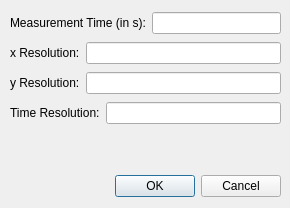
First picture: the form in src/cascade/servercfg.ui, repository mlz-ictrl/nicos, before the edit.
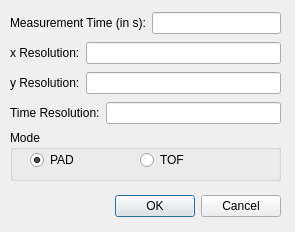
Second picture: the form after the edit.

Commit message: fixed locale confusion; added TOF/PAD mode in config dialog

Diff of the .ui file:
```diff
--- a/src/cascade/servercfg.ui
+++ b/src/cascade/servercfg.ui
@@ -6,8 +6,8 @@
    <rect>
     <x>0</x>
     <y>0</y>
-    <width>290</width>
-    <height>208</height>
+    <width>295</width>
+    <height>232</height>
    </rect>
   </property>
   <property name="windowTitle">
@@ -17,7 +17,7 @@
    <property name="geometry">
     <rect>
      <x>80</x>
-     <y>170</y>
+     <y>190</y>
      <width>201</width>
      <height>32</height>
     </rect>
@@ -117,6 +117,48 @@
     </item>
    </layout>
   </widget>
+  <widget class="QGroupBox" name="groupBox">
+   <property name="geometry">
+    <rect>
+     <x>10</x>
+     <y>130</y>
+     <width>271</width>
+     <height>51</height>
+    </rect>
+   </property>
+   <property name="title">
+    <string>Mode</string>
+   </property>
+   <widget class="QRadioButton" name="radioButtonTof">
+    <property name="geometry">
+     <rect>
+      <x>130</x>
+      <y>20</y>
+      <width>91</width>
+      <height>20</height>
+     </rect>
+    </property>
+    <property name="text">
+     <string>TOF</string>
+    </property>
+   </widget>
+   <widget class="QRadioButton" name="radioButtonPad">
+    <property name="geometry">
+     <rect>
+      <x>20</x>
+      <y>20</y>
+      <width>91</width>
+      <height>20</height>
+     </rect>
+    </property>
+    <property name="text">
+     <string>PAD</string>
+    </property>
+    <property name="checked">
+     <bool>true</bool>
+    </property>
+   </widget>
+  </widget>
  </widget>
  <resources/>
  <connections>
```
The commit also changes 4 other files.
